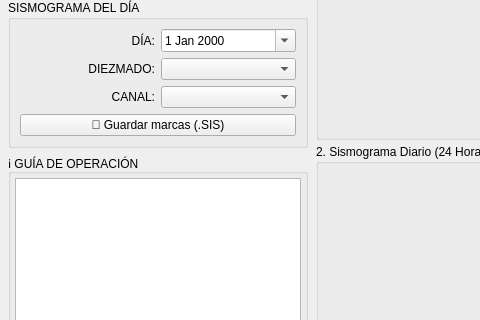
First picture: the form in src/ui/caudales.ui, repository RedSismicaAustro/rsa_sismologia, before the edit; both pictures show x 0 to 480 and y 126 to 446 of the 1280 by 820 pixel window.
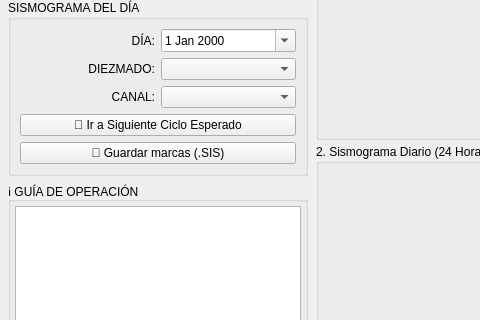
Second picture: the form after the edit.

Commit message: refactor(modulos-externos): depuracion de acelerografos EVT, tolerancia a mseed faltante en caudales y documentacion ADR-002

What changed in the file:
```diff
--- a/src/ui/caudales.ui
+++ b/src/ui/caudales.ui
@@ -188,6 +188,16 @@
            <widget class="QComboBox" name="combo_traza"/>
           </item>
           <item row="3" column="0" colspan="2">
+           <widget class="QPushButton" name="boton_siguiente_ciclo">
+            <property name="toolTip">
+             <string>Calcula y enfoca automáticamente la fecha y hora estimada del próximo ciclo de bombeo</string>
+            </property>
+            <property name="text">
+             <string>🎯 Ir a Siguiente Ciclo Esperado</string>
+            </property>
+           </widget>
+          </item>
+          <item row="4" column="0" colspan="2">
            <widget class="QPushButton" name="boton_guardar_marcas">
             <property name="text">
              <string>💾 Guardar marcas (.SIS)</string>
```
The commit also changes 14 other files.
